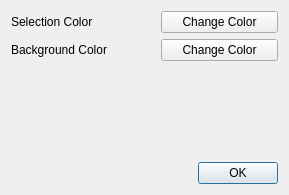
Qt form src/preferencesdialog.ui (rockclimb/yasw-debian) before a commit.
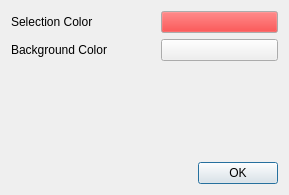
The same form after that commit.

Commit message: - cleaning (bugs solved or in SF tracker) - save colors as an #XXXXXX value (not as a Variant) to settings file.

The edit to the form file:
```diff
--- a/src/preferencesdialog.ui
+++ b/src/preferencesdialog.ui
@@ -40,8 +40,45 @@
    </item>
    <item row="0" column="2">
     <widget class="QPushButton" name="selectionColorButton">
+     <property name="palette">
+      <palette>
+       <active>
+        <colorrole role="Button">
+         <brush brushstyle="SolidPattern">
+          <color alpha="255">
+           <red>255</red>
+           <green>0</green>
+           <blue>0</blue>
+          </color>
+         </brush>
+        </colorrole>
+       </active>
+       <inactive>
+        <colorrole role="Button">
+         <brush brushstyle="SolidPattern">
+          <color alpha="255">
+           <red>255</red>
+           <green>0</green>
+           <blue>0</blue>
+          </color>
+         </brush>
+        </colorrole>
+       </inactive>
+       <disabled>
+        <colorrole role="Button">
+         <brush brushstyle="SolidPattern">
+          <color alpha="255">
+           <red>255</red>
+           <green>0</green>
+           <blue>0</blue>
+          </color>
+         </brush>
+        </colorrole>
+       </disabled>
+      </palette>
+     </property>
      <property name="text">
-      <string>Change Color</string>
+      <string/>
      </property>
     </widget>
    </item>
@@ -55,7 +92,7 @@
    <item row="1" column="2">
     <widget class="QPushButton" name="backgroundColorButton">
      <property name="text">
-      <string>Change Color</string>
+      <string/>
      </property>
     </widget>
    </item>
```
Left out of the diff: 2 changed lines with no effect on the pictures. The commit also changes 2 other files.
